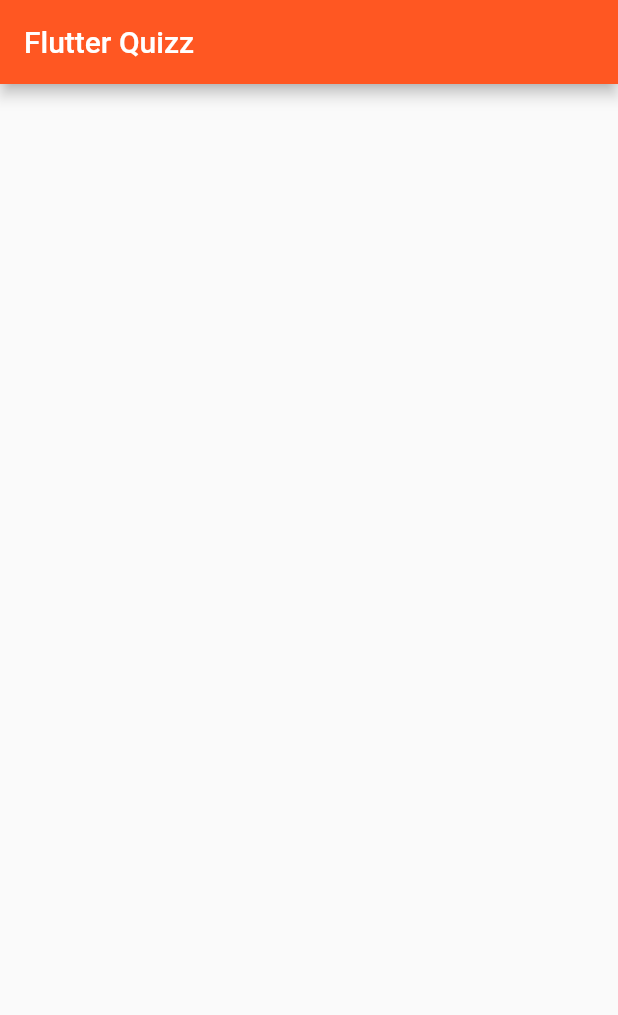
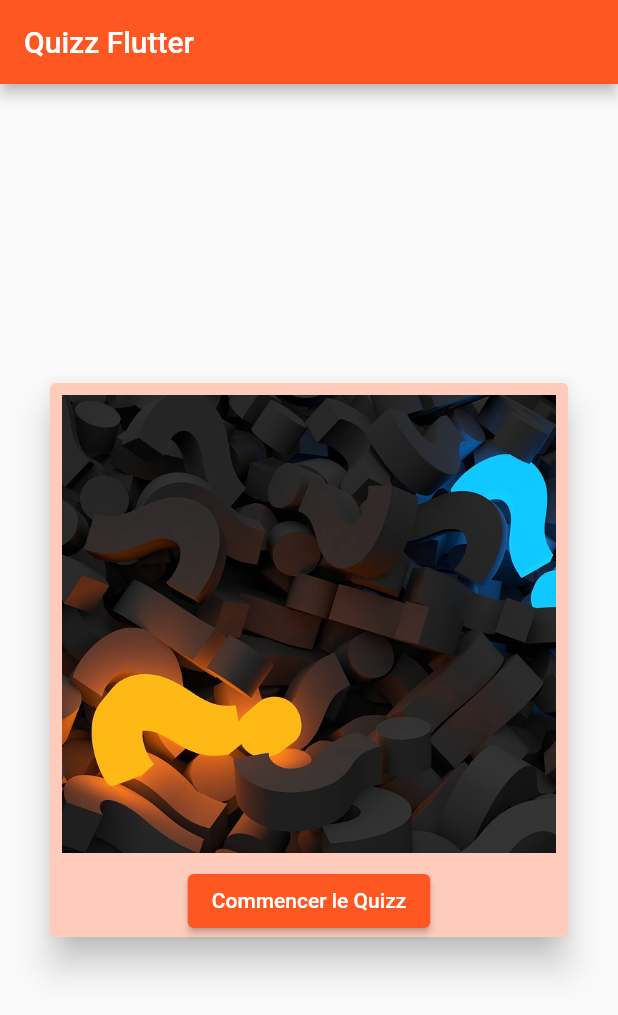
Before and after one commit to Anthonyrgn/flutter_quizz, a Flutter app: the screen it shows after launch, on a phone screen of 412 x 824 dp. Shown: the top 1015 px of the screen. Run offline on Flutter 3.47's test engine with Material 2 defaults, Android fonts, the light colour scheme and no system bars.

Commit message:
HomePage UI

```diff
--- a/lib/datas.dart
+++ b/lib/datas.dart
@@ -1,5 +1,5 @@
 import 'package:flutterquizz/question.dart';
-
+// Mise en place de la liste des questions que l'on va utiliser
 class Datas {
   List<Question> listeQuestions = [
     Question(question: 'La devise de la Belgique est l\'union fait la force', response: true, explication: '', imagePath: 'belgique.JPG'),
--- /dev/null
+++ b/lib/home_page.dart
@@ -0,0 +1,38 @@
+import 'package:flutter/material.dart';
+import 'package:flutterquizz/quizz_page.dart';
+
+class HomePage extends StatelessWidget {
+  @override
+  Widget build(BuildContext context) {
+    final size = MediaQuery.of(context).size;
+    final height = size.height;
+    final width = size.width;
+
+    return Scaffold(
+      appBar: AppBar(
+        title: const Text("Quizz Flutter"),
+      ),
+      body: Center(
+        child: Card(
+          color: Colors.deepOrange.shade100,
+          elevation: 10,
+          child: Column(
+            mainAxisSize: MainAxisSize.min,
+            children: [
+              Padding(padding: EdgeInsets.all(8), child: Image.asset("images/cover.jpg", height: height / 2.7, width: width * 0.8, fit: BoxFit.cover,),),
+              ElevatedButton(
+                  onPressed: () {
+                    Navigator.of(context).push(MaterialPageRoute(builder: (BuildContext ctx) {
+                      // Navigation d'une page a une autre, QuizzPage en l'occurence
+                        return QuizzPage();
+                    }));
+                  },
+                  child: const Text("Commencer le Quizz"))
+            ],
+          ),
+        ),
+      ),
+    );
+  }
+
+}
--- a/lib/main.dart
+++ b/lib/main.dart
@@ -1,4 +1,5 @@
 import 'package:flutter/material.dart';
+import 'package:flutterquizz/home_page.dart';
 
 void main() {
   runApp(const MyApp());
@@ -13,43 +14,12 @@ class MyApp extends StatelessWidget {
     return MaterialApp(
       debugShowCheckedModeBanner: false,
       title: 'Flutter Demo',
-      theme: ThemeData(
-        // This is the theme of your application.
-        //
-        // Try running your application with "flutter run". You'll see the
-        // application has a blue toolbar. Then, without quitting the app, try
-        // changing the primarySwatch below to Colors.green and then invoke
-        // "hot reload" (press "r" in the console where you ran "flutter run",
-        // or simply save your changes to "hot reload" in a Flutter IDE).
-        // Notice that the counter didn't reset back to zero; the application
-        // is not restarted.
+      theme: ThemeData
+        (// This is the theme of your application.
+
         primarySwatch: Colors.deepOrange,
       ),
-      home: const MyHomePage(title: 'Quizz Flutter'),
+      home: HomePage(),
     );
   }
 }
-
-class MyHomePage extends StatefulWidget {
-  const MyHomePage({Key? key, required this.title}) : super(key: key);
-
-  final String title;
-
-  @override
-  State<MyHomePage> createState() => _MyHomePageState();
-}
-
-class _MyHomePageState extends State<MyHomePage> {
-
-
-  @override
-  Widget build(BuildContext context) {
-
-    return Scaffold(
-      appBar: AppBar(
-        title: Text("Flutter Quizz"),
-      ),
-    );
-
-  }
-}
--- a/lib/question.dart
+++ b/lib/question.dart
@@ -1,10 +1,12 @@
 class Question {
 
+  // On défini les propriété d'une question
   String question;
   bool response;
   String explication;
   String imagePath;
 
+  // Constructeur
   Question({
     required this.question,
     required this.response,
```
Also changed, not shown: lib/quizz_page.dart (added, +24 -0 lines).
